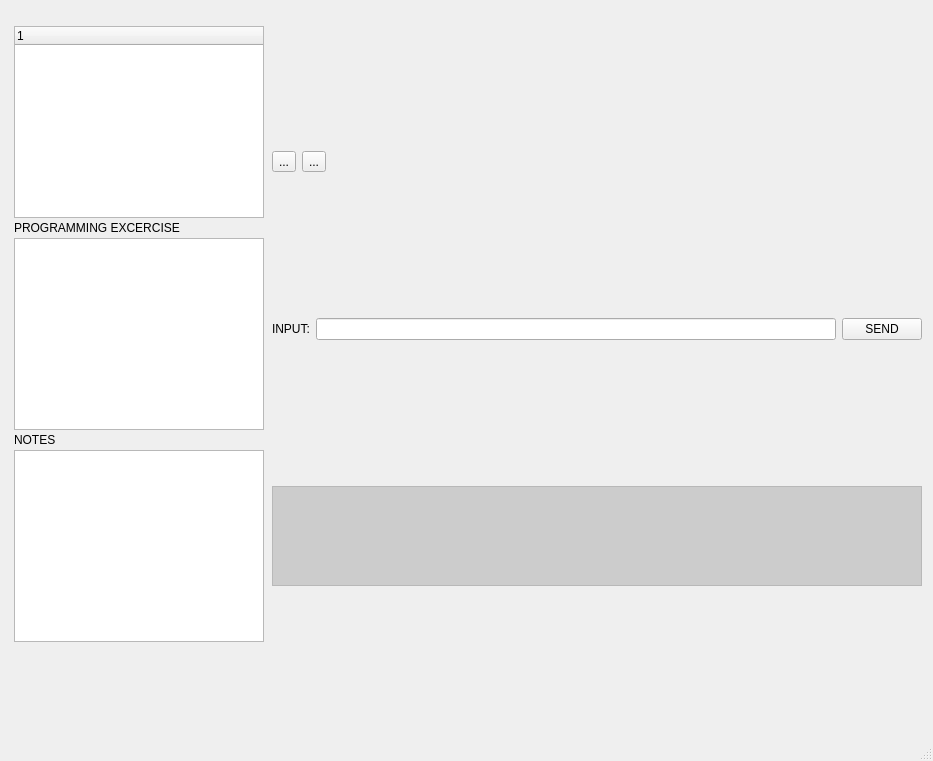
This is mainwindow.ui in ricardogang/CoderWatch as Qt 5 draws it before an edit. The edited form follows.
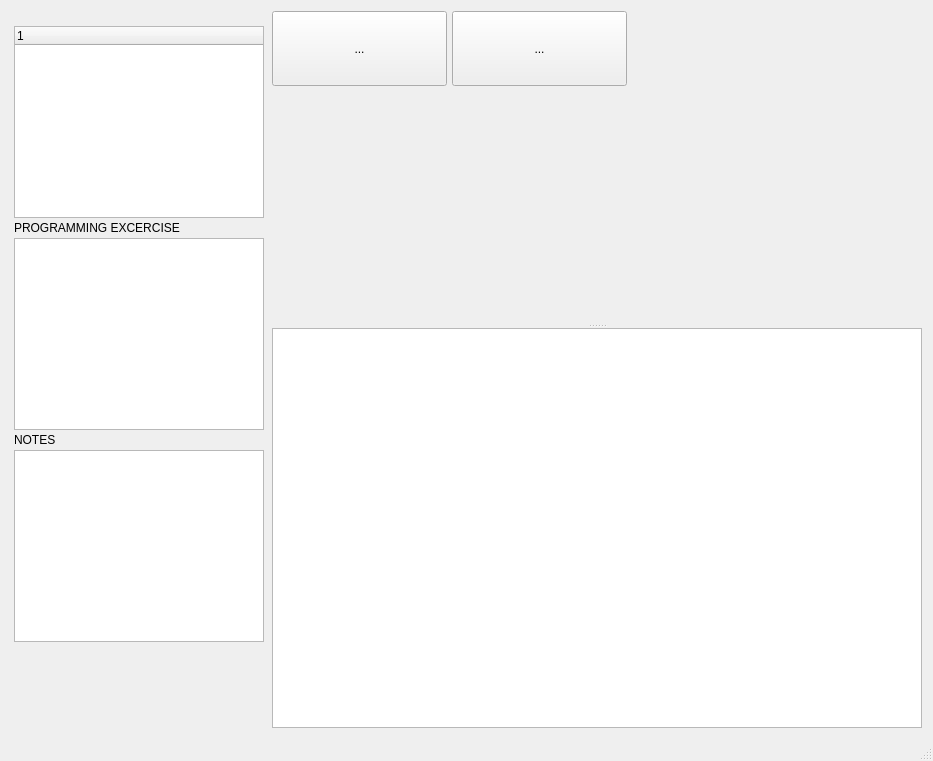
This is the edited form. Icons and pictures are not drawn.

Commit message: sizer between console and source code

Patch:
```diff
--- a/mainwindow.ui
+++ b/mainwindow.ui
@@ -20,9 +20,15 @@
    <string>CoderWatch</string>
   </property>
   <widget class="QWidget" name="centralWidget">
-   <layout class="QHBoxLayout" name="horizontalLayout_4">
+   <layout class="QHBoxLayout" name="horizontalLayout_2">
     <item>
-     <layout class="QHBoxLayout" name="horizontalLayout_3">
+     <layout class="QVBoxLayout" name="verticalLayout_3"/>
+    </item>
+    <item>
+     <layout class="QVBoxLayout" name="verticalLayout_2"/>
+    </item>
+    <item>
+     <layout class="QHBoxLayout" name="horizontalLayout">
       <item>
        <layout class="QVBoxLayout" name="verticalLayout">
         <property name="spacing">
@@ -129,33 +135,54 @@
        </layout>
       </item>
       <item>
-       <layout class="QVBoxLayout" name="verticalLayout_2">
+       <layout class="QVBoxLayout" name="verticalLayout_4">
         <item>
-         <layout class="QHBoxLayout" name="horizontalLayout">
-          <item>
-           <widget class="QToolButton" name="btnCompile">
-            <property name="text">
-             <string>...</string>
-            </property>
-            <property name="iconSize">
+         <widget class="QWidget" name="widget" native="true">
+          <property name="sizePolicy">
+           <sizepolicy hsizetype="Expanding" vsizetype="Fixed">
+            <horstretch>0</horstretch>
+            <verstretch>0</verstretch>
+           </sizepolicy>
+          </property>
+          <property name="minimumSize">
              <size>
-              <width>50</width>
-              <height>50</height>
-             </size>
-            </property>
-            <property name="toolButtonStyle">
-             <enum>Qt::ToolButtonTextBesideIcon</enum>
-            </property>
-           </widget>
-          </item>
-          <item>
+            <width>0</width>
+            <height>100</height>
+           </size>
+          </property>
+          <property name="maximumSize">
+           <size>
+            <width>16777215</width>
+            <height>100</height>
+           </size>
+          </property>
            <widget class="QToolButton" name="btnRun">
+           <property name="geometry">
+            <rect>
+             <x>180</x>
+             <y>0</y>
+             <width>175</width>
+             <height>75</height>
+            </rect>
+           </property>
             <property name="sizePolicy">
              <sizepolicy hsizetype="Fixed" vsizetype="Fixed">
               <horstretch>2</horstretch>
               <verstretch>2</verstretch>
              </sizepolicy>
             </property>
+           <property name="minimumSize">
+            <size>
+             <width>175</width>
+             <height>75</height>
+            </size>
+           </property>
+           <property name="maximumSize">
+            <size>
+             <width>175</width>
+             <height>75</height>
+            </size>
+           </property>
             <property name="text">
              <string>...</string>
             </property>
@@ -168,128 +195,59 @@
             <property name="toolButtonStyle">
              <enum>Qt::ToolButtonTextBesideIcon</enum>
             </property>
+          </widget>
+          <widget class="QToolButton" name="btnCompile">
+           <property name="geometry">
+            <rect>
+             <x>0</x>
+             <y>0</y>
+             <width>175</width>
+             <height>75</height>
+            </rect>
+           </property>
+           <property name="minimumSize">
+            <size>
+             <width>175</width>
+             <height>75</height>
+            </size>
+           </property>
+           <property name="maximumSize">
+            <size>
+             <width>175</width>
+             <height>75</height>
+            </size>
+           </property>
+           <property name="text">
+            <string>...</string>
+           </property>
+           <property name="iconSize">
+            <size>
+             <width>50</width>
+             <height>50</height>
+            </size>
+           </property>
+           <property name="toolButtonStyle">
+            <enum>Qt::ToolButtonTextBesideIcon</enum>
+           </property>
+          </widget>
            </widget>
           </item>
           <item>
-           <spacer name="horizontalSpacer">
+         <widget class="QSplitter" name="splitter">
             <property name="orientation">
-             <enum>Qt::Horizontal</enum>
-            </property>
-            <property name="sizeHint" stdset="0">
-             <size>
-              <width>40</width>
-              <height>20</height>
-             </size>
-            </property>
-           </spacer>
-          </item>
-         </layout>
-        </item>
-        <item>
+           <enum>Qt::Vertical</enum>
+          </property>
+          <widget class="QWidget" name="">
          <layout class="QVBoxLayout" name="layoutCode"/>
-        </item>
-        <item>
-         <layout class="QHBoxLayout" name="horizontalLayout_2">
-          <item>
-           <widget class="QLabel" name="lblInput">
-            <property name="text">
-             <string>INPUT:</string>
-            </property>
-           </widget>
-          </item>
-          <item>
-           <widget class="QLineEdit" name="lineEdit"/>
-          </item>
-          <item>
-           <widget class="QPushButton" name="btnSend">
-            <property name="text">
-             <string>SEND</string>
-            </property>
-           </widget>
-          </item>
-         </layout>
-        </item>
-        <item>
-         <widget class="QPlainTextEdit" name="txtConsole">
+          </widget>
+          <widget class="QTextEdit" name="txtConsole">
           <property name="maximumSize">
            <size>
             <width>16777215</width>
-            <height>100</height>
-           </size>
-          </property>
-          <property name="palette">
-           <palette>
-            <active>
-             <colorrole role="Light">
-              <brush brushstyle="SolidPattern">
-               <color alpha="255">
-                <red>255</red>
-                <green>255</green>
-                <blue>255</blue>
-               </color>
-              </brush>
-             </colorrole>
-             <colorrole role="Base">
-              <brush brushstyle="SolidPattern">
-               <color alpha="255">
-                <red>204</red>
-                <green>204</green>
-                <blue>204</blue>
-               </color>
-              </brush>
-             </colorrole>
-            </active>
-            <inactive>
-             <colorrole role="Light">
-              <brush brushstyle="SolidPattern">
-               <color alpha="255">
-                <red>255</red>
-                <green>255</green>
-                <blue>255</blue>
-               </color>
-              </brush>
-             </colorrole>
-             <colorrole role="Base">
-              <brush brushstyle="SolidPattern">
-               <color alpha="255">
-                <red>204</red>
-                <green>204</green>
-                <blue>204</blue>
-               </color>
-              </brush>
-             </colorrole>
-            </inactive>
-            <disabled>
-             <colorrole role="Light">
-              <brush brushstyle="SolidPattern">
-               <color alpha="255">
-                <red>255</red>
-                <green>255</green>
-                <blue>255</blue>
-               </color>
-              </brush>
-             </colorrole>
-             <colorrole role="Base">
-              <brush brushstyle="SolidPattern">
-               <color alpha="255">
-                <red>240</red>
-                <green>240</green>
-                <blue>240</blue>
-               </color>
-              </brush>
-             </colorrole>
-            </disabled>
-           </palette>
-          </property>
-          <property name="font">
-           <font>
-            <family>Lucida Console</family>
-            <pointsize>10</pointsize>
-           </font>
-          </property>
-          <property name="mouseTracking">
-           <bool>false</bool>
-          </property>
+             <height>400</height>
+            </size>
+           </property>
+          </widget>
          </widget>
         </item>
        </layout>
```
Left out of the diff: 2 changed lines with no effect on the pictures. Lines whose indentation alone changed are shown as unchanged. The commit also changes 1 other file.
